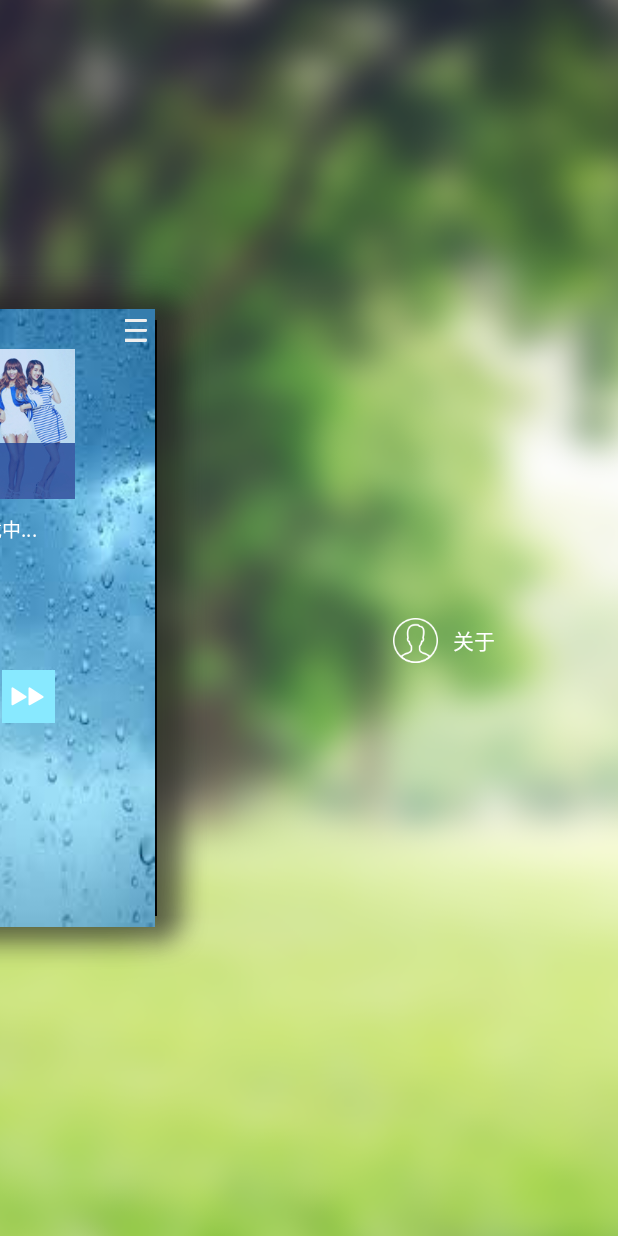
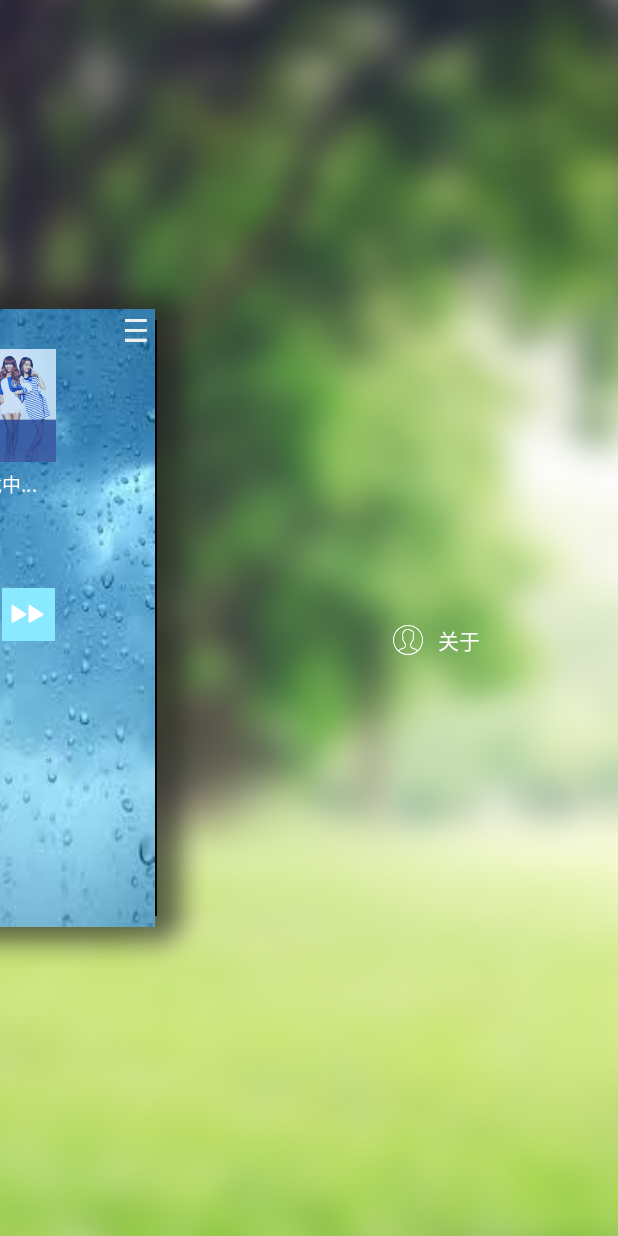
Before and after one commit to DouFM/doufm_android, an Android app: the MainActivity screen opened directly, with no data from a screen before it, after a tap on an icon or button, on a phone screen of 412 x 824 dp. Run offline under Robolectric (Android 15) with nearby library versions, the phone set to English and light mode, and no system bars.

Commit message:
fixed click item error when not loading surccess

```diff
--- a/doufm_android/src/main/java/info/doufm/android/Activity/MainActivity.java
+++ b/doufm_android/src/main/java/info/doufm/android/Activity/MainActivity.java
@@ -89,8 +89,8 @@ public class MainActivity extends Activity implements View.OnClickListener, OnPl
     //Volley请求
     private RequestQueue mRequstQueue;
     private List<Integer> randomChannel = new ArrayList<Integer>();
-    private static final int CHANNEL_MENU_NUM = 6;
-    private static final int PLAYLIST_MENU_NUM = 6;
+    private int CHANNEL_MENU_NUM = 6;
+    private int PLAYLIST_MENU_NUM = 6;
 
     private int randomMusicIndex = new Random().nextInt(2000);
 
@@ -99,9 +99,9 @@ public class MainActivity extends Activity implements View.OnClickListener, OnPl
     private String CoverURL = "";
     private boolean isPlay = false;
 
-
     //加载用户体验处理
     private ProgressDialog progressDialog;
+    private boolean isLoadingSuccess = false;
 
     @Override
     protected void onCreate(Bundle savedInstanceState) {
@@ -175,6 +175,7 @@ public class MainActivity extends Activity implements View.OnClickListener, OnPl
                 JSONObject jo = new JSONObject();
                 try {
                     Log.w("MainActivity", jsonArray.toString(1));
+                    PLAYLIST_MENU_NUM = jsonArray.length();
                     for (int i = 0; i < jsonArray.length(); i++) {
                         jo = jsonArray.getJSONObject(i);
                         PlaylistInfo playlistInfo = new PlaylistInfo();
@@ -200,11 +201,18 @@ public class MainActivity extends Activity implements View.OnClickListener, OnPl
                     }
                     mResideMenu.setMenuItems(mLeftResideMenuItemList, ResideMenu.DIRECTION_LEFT);
                     initPlayer();
+                    isLoadingSuccess = true;
                 } catch (JSONException e) {
                     e.printStackTrace();
                 }
             }
         }, errorListener){
+
+            /**
+             * 添加自定义HTTP Header
+             * @return
+             * @throws AuthFailureError
+             */
             @Override
             public Map<String, String> getHeaders() throws AuthFailureError {
                 Map<String, String>  params = new HashMap<String, String>();
@@ -301,13 +309,14 @@ public class MainActivity extends Activity implements View.OnClickListener, OnPl
             }
         }
 
-        for (int i = 0; i < PLAYLIST_MENU_NUM; i++) {
-            if (view == mLeftResideMenuItemList.get(i)) {
-                mPlayListNum = i;
-                PlayRandomMusic(mPlaylistInfoList.get(i).getKey());
+        if (isLoadingSuccess) {
+            for (int i = 0; i < PLAYLIST_MENU_NUM; i++) {
+                if (view == mLeftResideMenuItemList.get(i)) {
+                    mPlayListNum = i;
+                    PlayRandomMusic(mPlaylistInfoList.get(i).getKey());
+                }
             }
         }
-
     }
 
     private void GetCoverImageRequest(String coverURL) {
--- a/doufm_android/src/main/res/layout/activity_main.xml
+++ b/doufm_android/src/main/res/layout/activity_main.xml
@@ -14,90 +14,101 @@
         <ImageView
             android:layout_width="fill_parent"
             android:layout_height="3dp" />
+
         <FrameLayout
             android:layout_width="fill_parent"
             android:layout_height="wrap_content">
+
             <Button
                 android:layout_width="30dp"
                 android:layout_height="30dp"
                 android:background="@drawable/icon_open_right_menu"
                 android:layout_gravity="left|center_vertical"
                 android:id="@+id/btn_open_left_reside_menu"
-                android:layout_margin="10dp"/>
+                android:layout_margin="10dp" />
+
             <Button
                 android:layout_width="30dp"
                 android:layout_height="30dp"
                 android:background="@drawable/icon_open_right_menu"
                 android:layout_gravity="right|center_vertical"
                 android:id="@+id/btn_open_right_reside_menu"
-                android:layout_margin="10dp"/>
-            </FrameLayout>
-        </LinearLayout>
+                android:layout_margin="10dp" />
+        </FrameLayout>
+    </LinearLayout>
 
     <LinearLayout
         android:layout_width="fill_parent"
         android:layout_height="wrap_content"
         android:layout_gravity="center"
         android:orientation="vertical">
+
         <ImageView
-            android:layout_width="200dp"
-            android:layout_height="200dp"
+            android:layout_width="150dp"
+            android:layout_height="150dp"
             android:layout_gravity="center"
             android:id="@+id/ivCover"
-            android:src="@drawable/album_test"/>
+            android:src="@drawable/album_test" />
+
         <TextView
             android:layout_width="match_parent"
             android:layout_height="wrap_content"
             android:layout_marginLeft="30dp"
             android:layout_marginRight="30dp"
-            android:layout_marginTop="20dp"
+            android:layout_marginTop="10dp"
             android:id="@+id/tvMusicTitle"
             android:text="加载中..."
             android:gravity="center"
             android:textSize="25dp"
             android:textColor="#FFFFFF"
-            android:layout_marginBottom="20dp"/>
+            android:layout_marginBottom="10dp" />
+
         <TextView
             android:layout_width="match_parent"
             android:layout_height="wrap_content"
             android:layout_marginLeft="30dp"
             android:layout_marginRight="30dp"
-            android:layout_marginTop="20dp"
+            android:layout_marginTop="10dp"
             android:id="@+id/tvAuthorName"
             android:gravity="center"
             android:textSize="25dp"
             android:textColor="#FFFFFF"
-            android:layout_marginBottom="20dp" />
+            android:layout_marginBottom="10dp" />
+
         <TextView
             android:layout_width="match_parent"
             android:layout_height="wrap_content"
             android:layout_marginLeft="30dp"
             android:layout_marginRight="30dp"
-            android:layout_marginTop="20dp"
+            android:layout_marginTop="10dp"
             android:id="@+id/tvTimeLeft"
             android:gravity="center"
             android:textSize="25dp"
             android:textColor="#FFFFFF"
-            android:layout_marginBottom="20dp" />
+            android:layout_marginBottom="10dp" />
+
         <LinearLayout
             android:layout_width="fill_parent"
             android:layout_height="wrap_content"
             android:gravity="center"
             android:orientation="horizontal">
+
             <Button
                 android:layout_width="wrap_content"
                 android:layout_height="wrap_content"
                 android:id="@+id/btnPlayMusic"
-                android:background="@drawable/ktv_play_press"/>
+                android:background="@drawable/ktv_play_press" />
+
             <ImageView
                 android:layout_width="5dp"
                 android:layout_height="fill_parent" />
+
             <Button
                 android:layout_width="wrap_content"
                 android:layout_height="wrap_content"
                 android:id="@+id/btnNextSong"
-                android:background="@drawable/ktv_next_song"/>
-            </LinearLayout>
+                android:background="@drawable/ktv_next_song" />
         </LinearLayout>
+    </LinearLayout>
 
 </LinearLayout>
--- a/doufm_android/src/main/res/layout/residemenu.xml
+++ b/doufm_android/src/main/res/layout/residemenu.xml
@@ -3,27 +3,31 @@
 <FrameLayout xmlns:android="http://schemas.android.com/apk/res/android"
     android:layout_width="match_parent"
     android:layout_height="match_parent">
+
     <ImageView
         android:id="@+id/iv_background"
         android:adjustViewBounds="true"
         android:scaleType="centerCrop"
         android:layout_width="match_parent"
-            android:layout_height="match_parent"/>
+        android:layout_height="match_parent" />
 
     <ImageView
         android:id="@+id/iv_shadow"
         android:background="@drawable/shadow"
         android:layout_width="fill_parent"
         android:layout_height="fill_parent"
-            android:scaleType="fitXY"/>
+        android:scaleType="fitXY" />
 
     <ScrollView
         android:id="@+id/sv_left_menu"
         android:scrollbars="none"
         android:paddingLeft="30dp"
+        android:paddingTop="30dp"
+        android:paddingBottom="30dp"
         android:layout_width="150dp"
         android:layout_height="match_parent"
         android:visibility="gone">
+
         <LinearLayout
             android:id="@+id/layout_left_menu"
             android:orientation="vertical"
@@ -39,9 +43,12 @@
         android:scrollbars="none"
         android:paddingRight="30dp"
         android:layout_width="150dp"
+        android:paddingTop="30dp"
+        android:paddingBottom="30dp"
         android:layout_height="fill_parent"
         android:layout_gravity="right"
         android:visibility="gone">
+
         <LinearLayout
             android:id="@+id/layout_right_menu"
             android:orientation="vertical"
--- a/doufm_android/src/main/res/layout/residemenu_item.xml
+++ b/doufm_android/src/main/res/layout/residemenu_item.xml
@@ -8,8 +8,8 @@
               android:paddingTop="30dp">
 
     <ImageView
-            android:layout_width="30dp"
-            android:layout_height="30dp"
+            android:layout_width="20dp"
+            android:layout_height="20dp"
             android:scaleType="centerCrop"
             android:id="@+id/iv_icon"/>
 
```
Also changed, not shown: doufm_android/src/main/java/info/doufm/android/Activity/SplashActivity.java (+29 -34 lines). Lines whose indentation alone changed are shown as unchanged.
